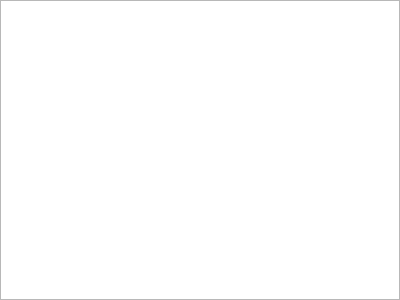
ytxerp/ytx-client, file audithub/audittextdialog.ui: the form before one commit.
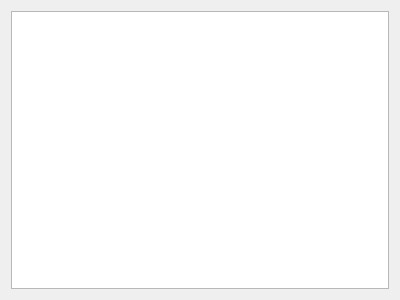
The form after the commit.

The edit to the form file:
```diff
--- a/audithub/audittextdialog.ui
+++ b/audithub/audittextdialog.ui
@@ -11,18 +11,6 @@
    </rect>
   </property>
   <layout class="QGridLayout" name="gridLayout">
-   <property name="leftMargin">
-    <number>0</number>
-   </property>
-   <property name="topMargin">
-    <number>0</number>
-   </property>
-   <property name="rightMargin">
-    <number>0</number>
-   </property>
-   <property name="bottomMargin">
-    <number>0</number>
-   </property>
    <item row="0" column="0">
     <widget class="QPlainTextEdit" name="plainTextEdit"/>
    </item>
```
